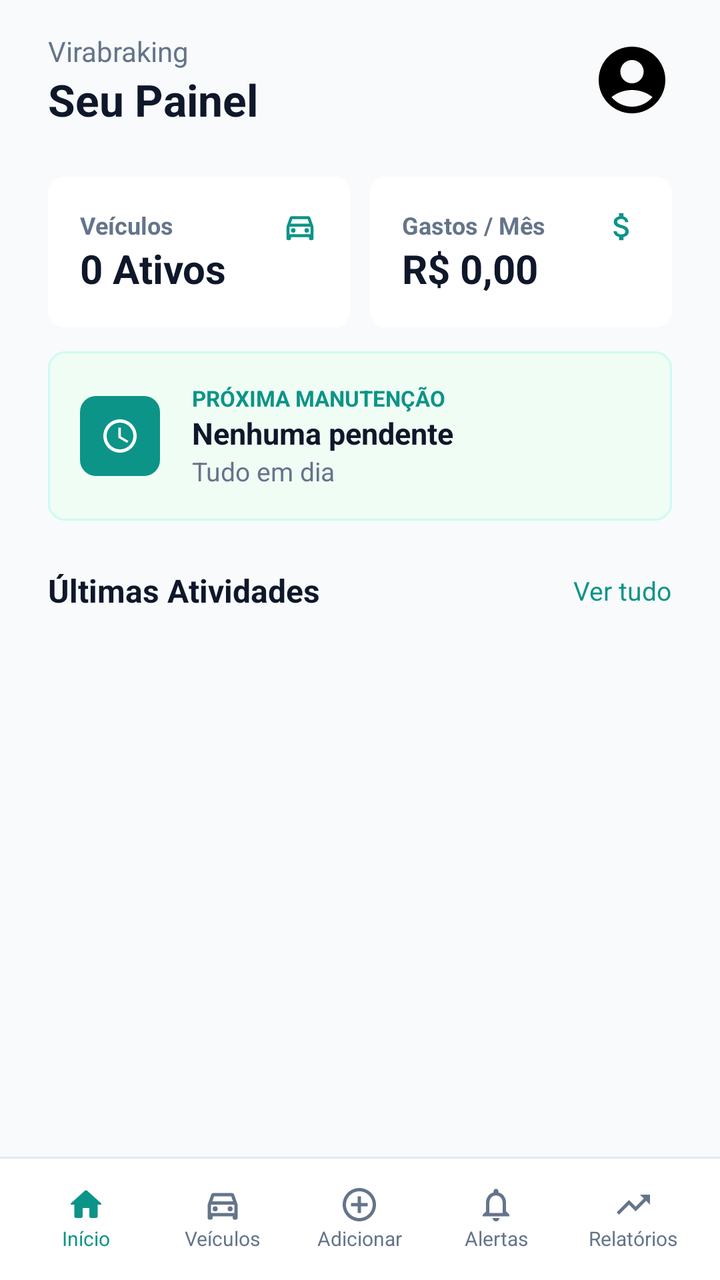
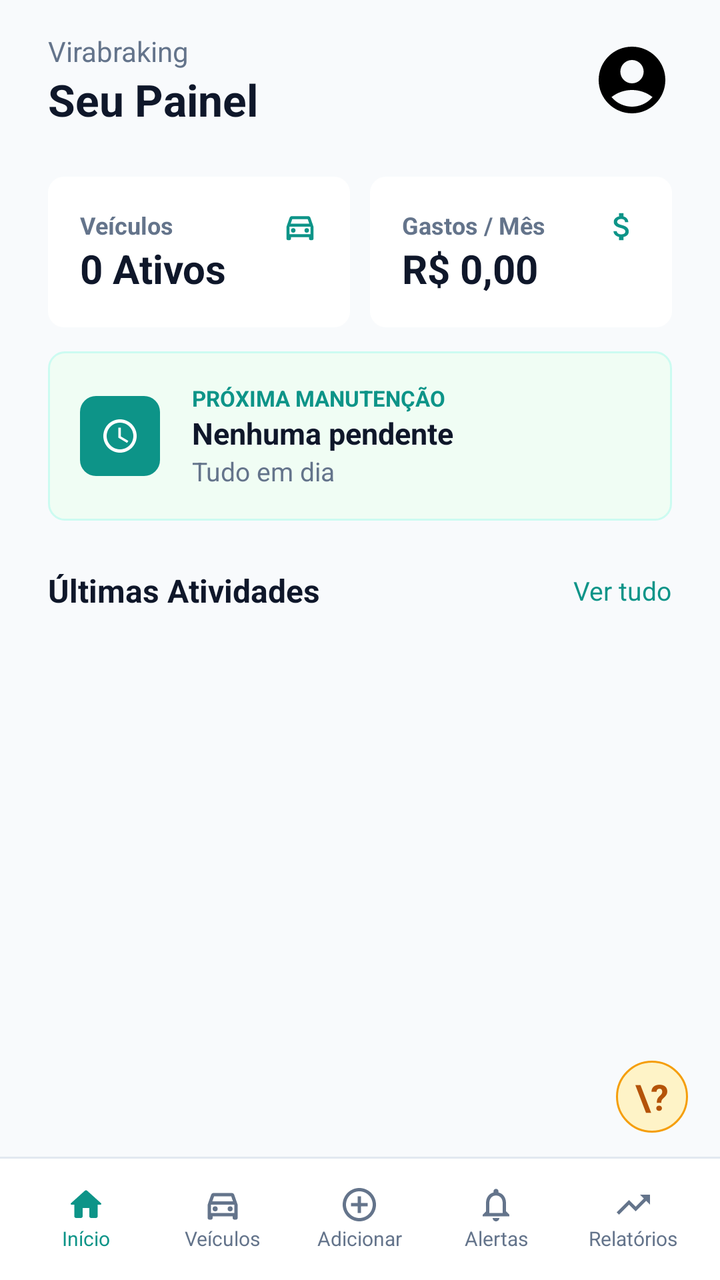

The first picture is an Android layout as it rendered before a commit; the second is the same layout after the commit. The layout source and the unified diff follow.
<!-- AndroidManifest.xml: application theme Theme.Virabraking -->
<!-- res/layout/activity_inicio.xml -->
<?xml version="1.0" encoding="utf-8"?>
<androidx.constraintlayout.widget.ConstraintLayout xmlns:android="http://schemas.android.com/apk/res/android"
    xmlns:app="http://schemas.android.com/apk/res-auto"
    xmlns:tools="http://schemas.android.com/tools"
    android:layout_width="match_parent"
    android:layout_height="match_parent"
    android:background="#f8fafc"
    tools:context=".Inicio">

    <androidx.core.widget.NestedScrollView
        android:layout_width="match_parent"
        android:layout_height="0dp"
        app:layout_constraintTop_toTopOf="parent"
        app:layout_constraintBottom_toTopOf="@id/menuInferior">

        <LinearLayout
            android:layout_width="match_parent"
            android:layout_height="wrap_content"
            android:orientation="vertical">

            <LinearLayout
                android:layout_width="match_parent"
                android:layout_height="wrap_content"
                android:paddingHorizontal="24dp"
                android:paddingTop="16dp"
                android:paddingBottom="8dp">

                <LinearLayout
                    android:layout_width="0dp"
                    android:layout_height="wrap_content"
                    android:layout_weight="1"
                    android:orientation="vertical">

                    <TextView
                        android:layout_width="wrap_content"
                        android:layout_height="wrap_content"
                        android:text="Virabraking"
                        android:textColor="#64748b"/>

                    <TextView
                        android:layout_width="wrap_content"
                        android:layout_height="wrap_content"
                        android:text="Seu Painel"
                        android:textColor="#0f172a"
                        android:textStyle="bold"
                        android:textSize="22sp"
                        app:shapeAppearanceOverlay="@style/CircularImage" />
                </LinearLayout>

                <com.google.android.material.imageview.ShapeableImageView
                    android:id="@+id/ivPerfil"
                    android:layout_width="40dp"
                    android:layout_height="40dp"
                    android:src="@drawable/vetor_foto_conta"
                    android:clickable="true"
                    android:scaleType="centerCrop"
                    android:layout_gravity="center"
                    app:shapeAppearanceOverlay="@style/CircularImage" />
            </LinearLayout>

            <LinearLayout
                android:layout_width="match_parent"
                android:layout_height="wrap_content"
                android:orientation="vertical"
                android:paddingHorizontal="24dp"
                android:paddingVertical="16dp">

                <LinearLayout
                    android:layout_width="match_parent"
                    android:layout_height="wrap_content"
                    android:divider="@drawable/gap"
                    android:showDividers="middle">

                    <LinearLayout
                        android:layout_width="0dp"
                        android:layout_height="wrap_content"
                        android:layout_weight="1"
                        android:background="@drawable/bg_branco_arredondado"
                        android:padding="16dp">

                        <LinearLayout
                            android:layout_width="0dp"
                            android:layout_height="wrap_content"
                            android:layout_weight="1"
                            android:orientation="vertical">

                            <TextView
                                android:layout_width="wrap_content"
                                android:layout_height="wrap_content"
                                android:text="Veículos"
                                android:textSize="12sp"
                                android:textStyle="bold"
                                android:textColor="#64748b"/>

                            <TextView
                                android:id="@+id/tvQtdVeiculos"
                                android:layout_width="wrap_content"
                                android:layout_height="wrap_content"
                                android:text="0 Ativos"
                                android:textColor="#0f172a"
                                android:textStyle="bold"
                                android:textSize="20sp"/>
                        </LinearLayout>

                        <ImageView
                            android:layout_width="wrap_content"
                            android:layout_height="wrap_content"
                            android:src="@drawable/vetor_veiculos_ativos"
                            app:tint="#0d9488" />
                    </LinearLayout>

                    <LinearLayout
                        android:layout_width="0dp"
                        android:layout_height="wrap_content"
                        android:layout_weight="1"
                        android:background="@drawable/bg_branco_arredondado"
                        android:padding="16dp">

                        <LinearLayout
                            android:layout_width="0dp"
                            android:layout_height="wrap_content"
                            android:layout_weight="1"
                            android:orientation="vertical">

                            <TextView
                                android:layout_width="wrap_content"
                                android:layout_height="wrap_content"
                                android:text="Gastos / Mês"
                                android:textStyle="bold"
                                android:textSize="12sp"
                                android:textColor="#64748b"/>

                            <TextView
                                android:id="@+id/tvGastosMes"
                                android:layout_width="wrap_content"
                                android:layout_height="wrap_content"
                                android:text="R$ 0,00"
                                android:textColor="#0f172a"
                                android:textStyle="bold"
                                android:textSize="20sp"/>
                        </LinearLayout>

                        <ImageView
                            android:layout_width="wrap_content"
                            android:layout_height="wrap_content"
                            android:src="@drawable/vetor_cifrao_gastos"
                            app:tint="#0d9488" />
                    </LinearLayout>
                </LinearLayout>

                <LinearLayout
                    android:layout_width="match_parent"
                    android:layout_height="wrap_content"
                    android:padding="16dp"
                    android:layout_marginTop="12dp"
                    android:background="@drawable/bg_verde_claro_arredondado_com_borda">

                    <LinearLayout
                        android:layout_width="match_parent"
                        android:layout_height="wrap_content"
                        android:gravity="center_vertical">

                        <ImageView
                            android:layout_width="40dp"
                            android:layout_height="40dp"
                            android:background="@drawable/bg_verde_arredondado"
                            android:padding="10dp"
                            android:layout_marginEnd="16dp"
                            android:src="@drawable/vetor_relogio_proxima_manutencao"
                            app:tint="#ffffff" />

                        <LinearLayout
                            android:layout_width="wrap_content"
                            android:layout_height="wrap_content"
                            android:orientation="vertical">

                            <TextView
                                android:layout_width="wrap_content"
                                android:layout_height="wrap_content"
                                android:text="PRÓXIMA MANUTENÇÃO"
                                android:textColor="#0d9488"
                                android:textSize="11sp"
                                android:textStyle="bold"/>

                            <TextView
                                android:id="@+id/tvDescricaoManutencao"
                                android:layout_width="wrap_content"
                                android:layout_height="wrap_content"
                                android:text="Nenhuma pendente"
                                android:textStyle="bold"
                                android:textSize="15sp"
                                android:textColor="#0f172a" />

                            <TextView
                                android:id="@+id/tvQuandoManutencao"
                                android:layout_width="wrap_content"
                                android:layout_height="wrap_content"
                                android:text="Tudo em dia"
                                android:textColor="#64748b"
                                android:textSize="13sp"/>
                        </LinearLayout>
                    </LinearLayout>
                </LinearLayout>
            </LinearLayout>

            <LinearLayout
                android:layout_width="match_parent"
                android:layout_height="wrap_content"
                android:paddingHorizontal="24dp"
                android:paddingVertical="8dp"
                android:orientation="vertical">

                <LinearLayout
                    android:layout_width="match_parent"
                    android:layout_height="wrap_content"
                    android:gravity="center_vertical">

                    <TextView
                        android:layout_width="0dp"
                        android:layout_height="wrap_content"
                        android:layout_weight="1"
                        android:text="Últimas Atividades"
                        android:textSize="16sp"
                        android:textColor="#0f172a"
                        android:textStyle="bold" />

                    <TextView
                        android:id="@+id/tvVerTudo"
                        android:layout_width="wrap_content"
                        android:layout_height="wrap_content"
                        android:text="Ver tudo"
                        android:textColor="#0d9488"
                        android:textSize="13sp" />
                </LinearLayout>

                <LinearLayout
                    android:id="@+id/llListaAtividades"
                    android:layout_width="match_parent"
                    android:layout_height="wrap_content"
                    android:orientation="vertical"
                    android:layout_marginTop="8dp" />
            </LinearLayout>
        </LinearLayout>
    </androidx.core.widget.NestedScrollView>

    <LinearLayout
        android:id="@+id/menuInferior"
        android:layout_width="match_parent"
        android:layout_height="wrap_content"
        android:orientation="horizontal"
        android:background="@drawable/borda_topo_menu_inferior"
        android:padding="14dp"
        android:divider="@drawable/gap"
        android:showDividers="middle"
        app:layout_constraintBottom_toBottomOf="parent">

        <LinearLayout
            android:id="@+id/llInicio"
            android:layout_width="0dp"
            android:layout_height="wrap_content"
            android:orientation="vertical"
            android:layout_weight="1"
            android:gravity="center">

            <ImageView
                android:layout_width="wrap_content"
                android:layout_height="wrap_content"
                android:src="@drawable/vetor_menu_inicio"
                app:tint="#0d9488" />

            <TextView
                android:layout_width="wrap_content"
                android:layout_height="wrap_content"
                android:text="Início"
                android:textSize="10sp"
                android:textColor="#0d9488" />
        </LinearLayout>

        <LinearLayout
            android:id="@+id/llVeiculos"
            android:layout_width="0dp"
            android:layout_height="wrap_content"
            android:orientation="vertical"
            android:layout_weight="1"
            android:gravity="center">

            <ImageView
                android:layout_width="wrap_content"
                android:layout_height="wrap_content"
                android:src="@drawable/vetor_menu_veiculo" />

            <TextView
                android:layout_width="wrap_content"
                android:layout_height="wrap_content"
                android:text="Veículos"
                android:textSize="10sp"
                android:textColor="#64748b" />
        </LinearLayout>

        <LinearLayout
            android:id="@+id/llAdicionar"
            android:layout_width="0dp"
            android:layout_height="wrap_content"
            android:orientation="vertical"
            android:layout_weight="1"
            android:gravity="center">

            <ImageView
                android:layout_width="wrap_content"
                android:layout_height="wrap_content"
                android:src="@drawable/vetor_menu_adicionar" />

            <TextView
                android:layout_width="wrap_content"
                android:layout_height="wrap_content"
                android:text="Adicionar"
                android:textSize="10sp"
                android:textColor="#64748b" />
        </LinearLayout>

        <LinearLayout
            android:id="@+id/llAlertas"
            android:layout_width="0dp"
            android:layout_height="wrap_content"
            android:orientation="vertical"
            android:layout_weight="1"
            android:gravity="center">

            <ImageView
                android:layout_width="wrap_content"
                android:layout_height="wrap_content"
                android:src="@drawable/vetor_menu_alertas" />

            <TextView
                android:layout_width="wrap_content"
                android:layout_height="wrap_content"
                android:text="Alertas"
                android:textSize="10sp"
                android:textColor="#64748b" />
        </LinearLayout>

        <LinearLayout
            android:id="@+id/llRelatorios"
            android:layout_width="0dp"
            android:layout_height="wrap_content"
            android:orientation="vertical"
            android:layout_weight="1"
            android:gravity="center">

            <ImageView
                android:layout_width="wrap_content"
                android:layout_height="wrap_content"
                android:src="@drawable/vetor_menu_relatorios"
                app:tint="#64748b" />

            <TextView
                android:layout_width="wrap_content"
                android:layout_height="wrap_content"
                android:text="Relatórios"
                android:textSize="10sp"
                android:textColor="#64748b" />
        </LinearLayout>
    </LinearLayout>
</androidx.constraintlayout.widget.ConstraintLayout>
<!-- resources referenced by this layout -->
<resources>
  <!-- drawable bg_branco_arredondado (drawable) -->
  <?xml version="1.0" encoding="utf-8"?>
  <shape xmlns:android="http://schemas.android.com/apk/res/android"
      android:shape="rectangle">
  
      <solid android:color="#ffffff" />
  
      <corners android:radius="8dp" />
  
  </shape>
  <!-- drawable bg_verde_arredondado (drawable) -->
  <?xml version="1.0" encoding="utf-8"?>
  <shape xmlns:android="http://schemas.android.com/apk/res/android"
      android:shape="rectangle">
  
      <size android:height="80dp" android:width="80dp" />
  
      <solid android:color="#0d9488" />
  
      <corners android:radius="8dp" />
  
  </shape>
  <!-- drawable bg_verde_claro_arredondado_com_borda (drawable) -->
  <?xml version="1.0" encoding="utf-8"?>
  <shape xmlns:android="http://schemas.android.com/apk/res/android"
      android:shape="rectangle">
  
      <solid android:color="#f0fdf4" />
      <stroke
          android:width="1dp"
          android:color="#ccfbf1" />
  
      <corners android:radius="8dp" />
  
  </shape>
  <!-- drawable borda_topo_menu_inferior (drawable) -->
  <?xml version="1.0" encoding="utf-8"?>
  <layer-list xmlns:android="http://schemas.android.com/apk/res/android">
      <item>
          <shape android:shape="rectangle">
              <solid android:color="#FFFFFF" />
          </shape>
      </item>
  
      <item android:height="1dp">
          <shape android:shape="rectangle">
              <solid android:color="#e2e8f0" />
          </shape>
      </item>
  
  </layer-list>
  <!-- drawable gap (drawable) -->
  <?xml version="1.0" encoding="utf-8"?>
  <shape xmlns:android="http://schemas.android.com/apk/res/android">
      <size android:height="10dp" android:width="10dp" />
      <solid android:color="@android:color/transparent" />
  </shape>
  <!-- drawable vetor_menu_adicionar (drawable) -->
  <vector android:height="20dp" android:tint="#64748b"
      android:viewportHeight="24" android:viewportWidth="24"
      android:width="20dp" xmlns:android="http://schemas.android.com/apk/res/android">
      <path android:fillColor="@android:color/white" android:pathData="M13,7h-2v4L7,11v2h4v4h2v-4h4v-2h-4L13,7zM12,2C6.48,2 2,6.48 2,12s4.48,10 10,10 10,-4.48 10,-10S17.52,2 12,2zM12,20c-4.41,0 -8,-3.59 -8,-8s3.59,-8 8,-8 8,3.59 8,8 -3.59,8 -8,8z"/>
  </vector>
  <!-- drawable vetor_menu_inicio (drawable) -->
  <vector android:height="20dp" android:tint="#64748b"
      android:viewportHeight="24" android:viewportWidth="24"
      android:width="20dp" xmlns:android="http://schemas.android.com/apk/res/android">
      <path android:fillColor="@android:color/white" android:pathData="M10,19v-5h4v5c0,0.55 0.45,1 1,1h3c0.55,0 1,-0.45 1,-1v-7h1.7c0.46,0 0.68,-0.57 0.33,-0.87L12.67,3.6c-0.38,-0.34 -0.96,-0.34 -1.34,0l-8.36,7.53c-0.34,0.3 -0.13,0.87 0.33,0.87H5v7c0,0.55 0.45,1 1,1h3c0.55,0 1,-0.45 1,-1z"/>
  </vector>
  <!-- drawable vetor_menu_relatorios (drawable) -->
  <vector android:autoMirrored="true" android:height="20dp"
      android:tint="#64748b" android:viewportHeight="24"
      android:viewportWidth="24" android:width="20dp" xmlns:android="http://schemas.android.com/apk/res/android">
      <path android:fillColor="@android:color/white" android:pathData="M16,6l2.29,2.29 -4.88,4.88 -4,-4L2,16.59 3.41,18l6,-6 4,4 6.3,-6.29L22,12V6z"/>
  </vector>
  <style name="CircularImage">
          <item name="cornerFamily">rounded</item>
          <item name="cornerSize">50%</item>
      </style>
  <style name="Theme.Virabraking" parent="Base.Theme.Virabraking" />
  <style name="Base.Theme.Virabraking" parent="Theme.Material3.DayNight.NoActionBar">
          
          <item name="colorPrimary">#0d9488</item>
      </style>
  <!-- unchanged entries left out for length: 6 -->
</resources>

<!-- the commit's change to res/layout/activity_inicio.xml (unified diff, before → after) -->
@@ -361,4 +361,20 @@
                 android:textColor="#64748b" />
         </LinearLayout>
     </LinearLayout>
+
+    <TextView
+        android:id="@+id/tvSobre"
+        android:layout_width="36dp"
+        android:layout_height="36dp"
+        android:layout_marginEnd="16dp"
+        android:layout_marginBottom="12dp"
+        android:background="@drawable/bg_circulo_amarelo"
+        android:gravity="center"
+        android:text="\?"
+        android:textColor="#b45309"
+        android:textSize="18sp"
+        android:textStyle="bold"
+        app:layout_constraintBottom_toTopOf="@id/menuInferior"
+        app:layout_constraintEnd_toEndOf="parent" />
+
 </androidx.constraintlayout.widget.ConstraintLayout>
<!-- resource entries referenced after the edit -->
@@ -9,6 +9,15 @@
   
       <corners android:radius="8dp" />
   
+  </shape>
+  <!-- drawable bg_circulo_amarelo (drawable) -->
+  <?xml version="1.0" encoding="utf-8"?>
+  <shape xmlns:android="http://schemas.android.com/apk/res/android"
+      android:shape="oval">
+      <solid android:color="#fef3c7" />
+      <stroke
+          android:width="1dp"
+          android:color="#f59e0b" />
   </shape>
   <!-- drawable bg_verde_arredondado (drawable) -->
   <?xml version="1.0" encoding="utf-8"?>
